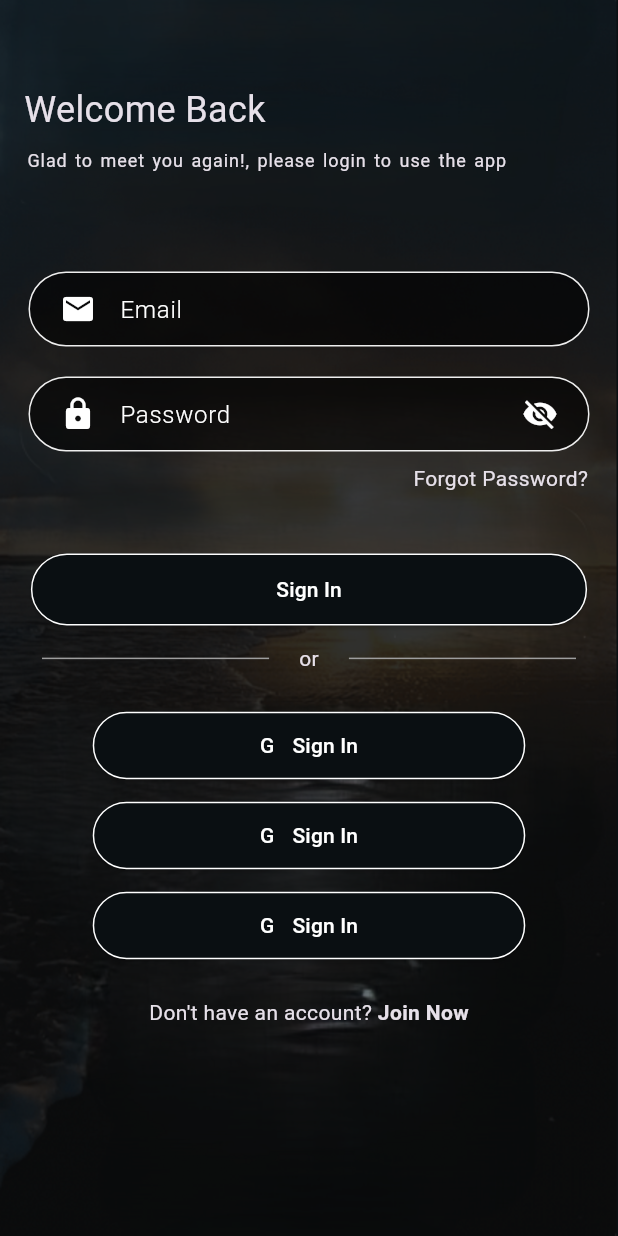
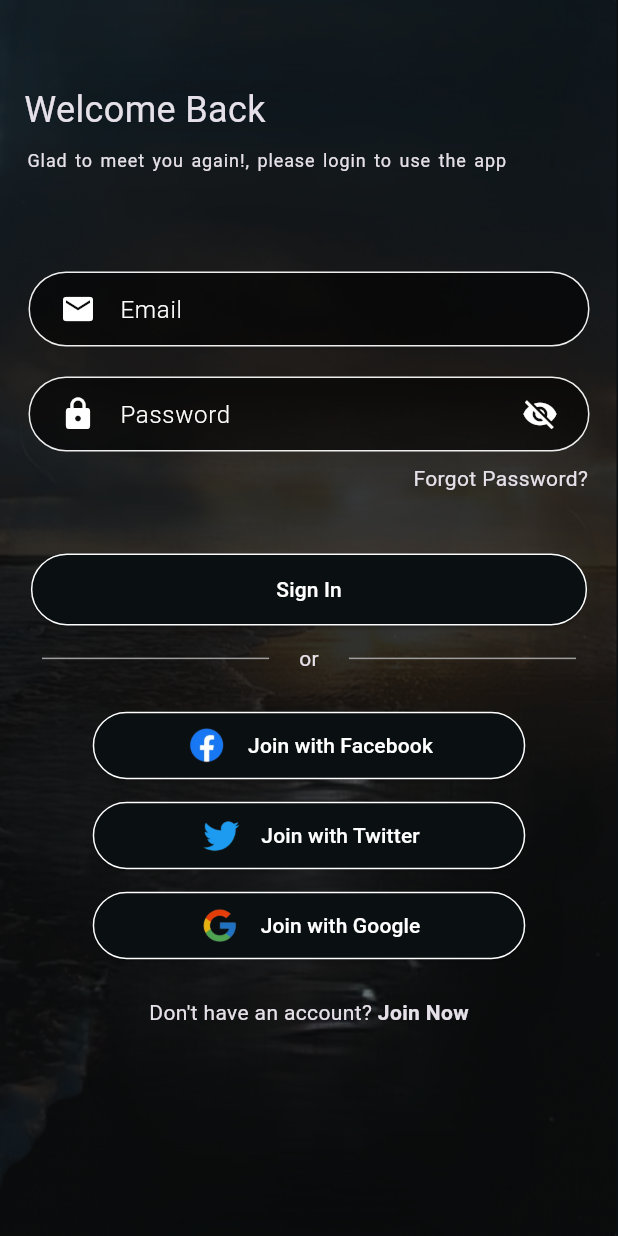
Before and after one commit to suhailthakrani/affirmation_app, a Flutter app: the screen it shows after launch, after a tap on "Sign In", on a phone screen of 412 x 824 dp. Run offline on Flutter 3.47's test engine with Material 3 defaults, Android fonts, the phone set to English and light mode, and no system bars; our stand-ins replace cloud_firestore, firebase_auth, firebase_core, flutter_local_notifications, flutter_xlider, get and 2 more; accounts and stored records are empty.

Commit message:
Optimized code

```diff
--- a/lib/controllers/profile_screen_controller.dart
+++ b/lib/controllers/profile_screen_controller.dart
@@ -1,8 +1,20 @@
+import 'package:firebase_auth/firebase_auth.dart';
 import 'package:get/get.dart';
 
 class ProfileScreenController extends GetxController {
 
+  RxString userName = RxString("John Harry");
+  RxString userEmail = RxString("PAtrick@gmail.com");
+
   List<String> settingsList = ['Personal Details', 'General', 'Payment Method', 'Reminders', 'Widgets'];
   List<String> affirmationsList = ['Favorites','Past affirmations'];
 
+
+  @override
+  void onReady() {
+    userEmail.value = FirebaseAuth.instance.currentUser?.email??"PAtrick@gmail.com";
+    userName.value = FirebaseAuth.instance.currentUser?.displayName??"John Harry";
+    super.onReady();
+  }
+
 }
--- a/lib/services/users_services.dart
+++ b/lib/services/users_services.dart
@@ -47,7 +47,7 @@ class UserServices {
      if(credential.user != null && credential.user!.uid.isNotEmpty) {
       return "Success";
      }
-    } on FirebaseAuthException catch (e) {
+    } on FirebaseAuthException catch (e,d) {
       if (e.code == 'user-not-found') {
         return "user-not-found";
       }else if (e.code == 'wrong-password') {
@@ -56,7 +56,7 @@ class UserServices {
       else if (e.code == 'invalid-credential') {
         return "invalid-login-credentials";
       }else {
-        return e.toString();
+        return "$d"+e.toString();
       }
     }
     return "";
--- a/lib/views/screens/auth/login_sreen.dart
+++ b/lib/views/screens/auth/login_sreen.dart
@@ -97,8 +97,8 @@ class LoginScreen extends GetView<LoginScreenController> {
                 ),
                 const SizedBox(height: 40),
                 ElevatedButton(
-                  onPressed: () {
-                    Get.toNamed(kMainScreenRoute);
+                  onPressed: () async {
+                    await controller.login(context);
                   },
                   style: ElevatedButton.styleFrom(
                       side: const BorderSide(color: kWhiteColor),
@@ -132,12 +132,12 @@ class LoginScreen extends GetView<LoginScreenController> {
                   style: ElevatedButton.styleFrom(
                       side: const BorderSide(color: kWhiteColor),
                       fixedSize: Size(Get.width * 0.7, 45)),
-                  child: const Row(
+                  child:  Row(
                     mainAxisAlignment: MainAxisAlignment.center,
                     children: [
-                      Text("G"),
-                      SizedBox(width: 12),
-                      Text("Sign In")
+                      Image.asset("assets/icons/afacbook.PNG", height: 30,width: 30,),
+                      const SizedBox(width: 12),
+                      const Text("Join with Facebook")
                     ],
                   ),
                 ),
@@ -147,12 +147,12 @@ class LoginScreen extends GetView<LoginScreenController> {
                   style: ElevatedButton.styleFrom(
                       side: const BorderSide(color: kWhiteColor),
                       fixedSize: Size(Get.width * 0.7, 45)),
-                  child: const Row(
+                  child: Row(
                     mainAxisAlignment: MainAxisAlignment.center,
                     children: [
-                      Text("G"),
-                      SizedBox(width: 12),
-                      Text("Sign In")
+                      Image.asset("assets/icons/atwitter.PNG", height: 30,width: 30,),
+                      const SizedBox(width: 12),
+                      const Text("Join with Twitter")
                     ],
                   ),
                 ),
@@ -162,12 +162,12 @@ class LoginScreen extends GetView<LoginScreenController> {
                   style: ElevatedButton.styleFrom(
                       side: const BorderSide(color: kWhiteColor),
                       fixedSize: Size(Get.width * 0.7, 45)),
-                  child: const Row(
+                  child:  Row(
                     mainAxisAlignment: MainAxisAlignment.center,
                     children: [
-                      Text("G"),
-                      SizedBox(width: 12),
-                      Text("Sign In")
+                      Image.asset("assets/icons/agoogle.PNG", height: 30,width: 30,),
+                      const SizedBox(width: 12),
+                      const Text("Join with Google")
                     ],
                   ),
                 ),
--- a/lib/views/screens/auth/register_sreen.dart
+++ b/lib/views/screens/auth/register_sreen.dart
@@ -139,12 +139,12 @@ class RegisterScreen extends GetView<RegisterScreenController> {
                   style: ElevatedButton.styleFrom(
                       side: const BorderSide(color: kWhiteColor),
                       fixedSize: Size(Get.width * 0.7, 45)),
-                  child: const Row(
+                  child: Row(
                     mainAxisAlignment: MainAxisAlignment.center,
                     children: [
-                      Text("G"),
-                      SizedBox(width: 12),
-                      Text("Join with Google")
+                      Image.asset("assets/icons/agoogle.PNG", height: 30,width: 30,),
+                      const SizedBox(width: 12),
+                      const Text("Join with Google")
                     ],
                   ),
                 ),
@@ -154,12 +154,12 @@ class RegisterScreen extends GetView<RegisterScreenController> {
                   style: ElevatedButton.styleFrom(
                       side: const BorderSide(color: kWhiteColor),
                       fixedSize: Size(Get.width * 0.7, 45)),
-                  child: const Row(
+                  child: Row(
                     mainAxisAlignment: MainAxisAlignment.center,
                     children: [
-                      Text("G"),
-                      SizedBox(width: 12),
-                      Text("Join with Twitter")
+                      Image.asset("assets/icons/atwitter.PNG", height: 30,width: 30,),
+                      const SizedBox(width: 12),
+                      const Text("Join with Twitter")
                     ],
                   ),
                 ),
@@ -169,12 +169,12 @@ class RegisterScreen extends GetView<RegisterScreenController> {
                   style: ElevatedButton.styleFrom(
                       side: const BorderSide(color: kWhiteColor),
                       fixedSize: Size(Get.width * 0.7, 45)),
-                  child: const Row(
+                  child:  Row(
                     mainAxisAlignment: MainAxisAlignment.center,
                     children: [
-                      Text("G"),
-                      SizedBox(width: 12),
-                      Text("Join with Facebook")
+                      Image.asset("assets/icons/afacbook.PNG", height: 30,width: 30,),
+                      const SizedBox(width: 12),
+                      const Text("Join with Facebook")
                     ],
                   ),
                 ),
--- a/lib/views/screens/main_screen.dart
+++ b/lib/views/screens/main_screen.dart
@@ -14,11 +14,11 @@ class MainScreen extends GetView<MainScreenController> {
       backgroundColor: kPrimaryDarkColor,
       body: Obx(()=>controller.views[controller.selectedIndex.value]),
       bottomNavigationBar: Obx(()=>Container(
-        padding: EdgeInsets.symmetric(horizontal: 4,vertical: 4),
-        margin: EdgeInsets.symmetric(horizontal: 12, vertical:12),
+        padding: const EdgeInsets.symmetric(horizontal: 4,vertical: 4),
+        margin: const EdgeInsets.symmetric(horizontal: 12, vertical:12),
         decoration: BoxDecoration(
           color: kPrimaryDarkColor,
-          boxShadow: [
+          boxShadow: const [
             BoxShadow(
               offset: Offset(-1, -2),
               color: Colors.black38,
--- a/lib/views/screens/profile/components/reminders_screen.dart
+++ b/lib/views/screens/profile/components/reminders_screen.dart
@@ -276,7 +276,7 @@ class RemindersScreen extends GetView<RemindersScreenController> {
               const SizedBox(height: 20),
               GestureDetector(
                 onTap: () async {
-                  await controller.scheduledNotification();
+                  controller.scheduledNotification().then((_)=>Get.back());
                 },
                 child: Container(
                   width: Get.width,
--- a/lib/views/widgets/custom_dropdown.dart
+++ b/lib/views/widgets/custom_dropdown.dart
@@ -44,7 +44,7 @@ class CustomDropdown extends StatelessWidget {
                 children: <Widget>[
                   Obx(()=> DropdownButton(
                     borderRadius: BorderRadius.circular(15),
-                    dropdownColor: Colors.grey,
+                    dropdownColor: Colors.transparent,
                     value: controller.selectedItem.value,
                     isExpanded: true,
                     underline: const SizedBox(),
```
Also changed, not shown: lib/views/screens/home/home_screen.dart (+6 -20 lines), lib/views/screens/profile/components/general_settings_screen.dart (+19 -8 lines), assets/icons/afacbook.PNG (added), assets/icons/agoogle.PNG (added), assets/icons/atwitter.PNG (added).
